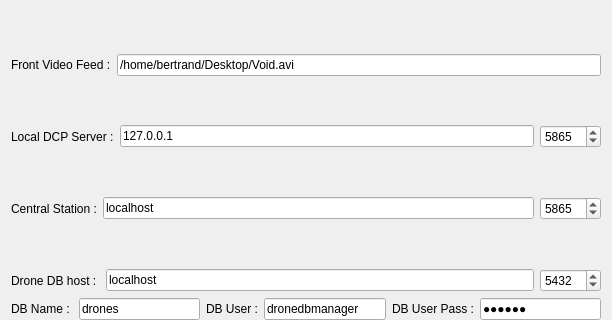
Qt form CommandStation/configurationpanel.ui (bertrandF/Drone) before a commit; both pictures show x 0 to 612 and y 0 to 320 of the 612 by 490 pixel window.
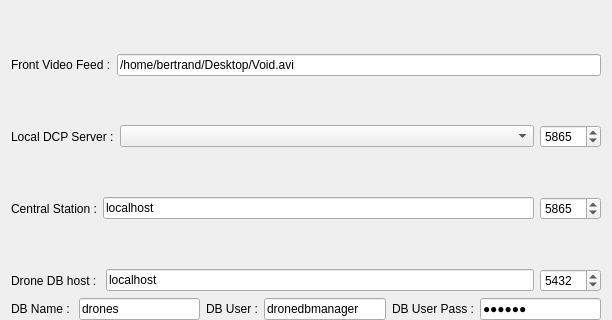
The same form after that commit.

Commit message: Changed configuration panel: choosing ip for local dcp server is made with comboBox.

Patch:
```diff
--- a/CommandStation/configurationpanel.ui
+++ b/CommandStation/configurationpanel.ui
@@ -57,9 +57,12 @@
       </widget>
      </item>
      <item>
-      <widget class="QLineEdit" name="dcpServerHost">
-       <property name="text">
-        <string>127.0.0.1</string>
+      <widget class="QComboBox" name="dcpServerInterface">
+       <property name="sizePolicy">
+        <sizepolicy hsizetype="Expanding" vsizetype="Fixed">
+         <horstretch>0</horstretch>
+         <verstretch>0</verstretch>
+        </sizepolicy>
        </property>
       </widget>
      </item>
```
The commit also changes 2 other files.
